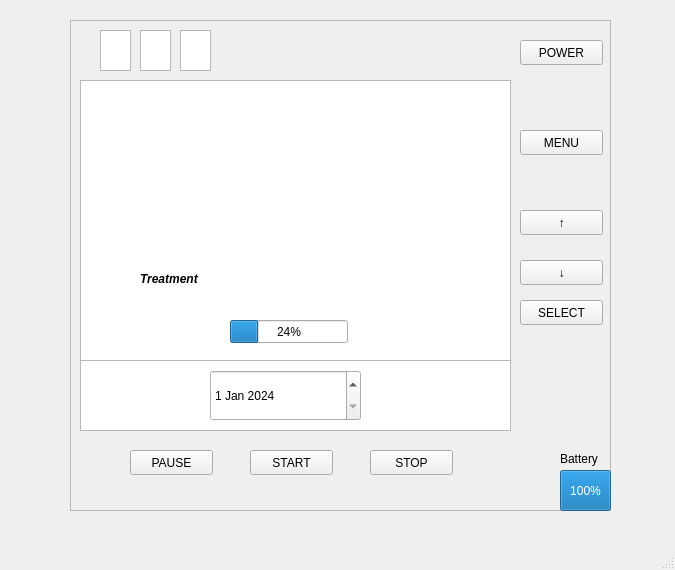
Above: FinalProject/mainwindow.ui from josh0xA/COMP3004-Final-Project before the change. Below: the same form after it.
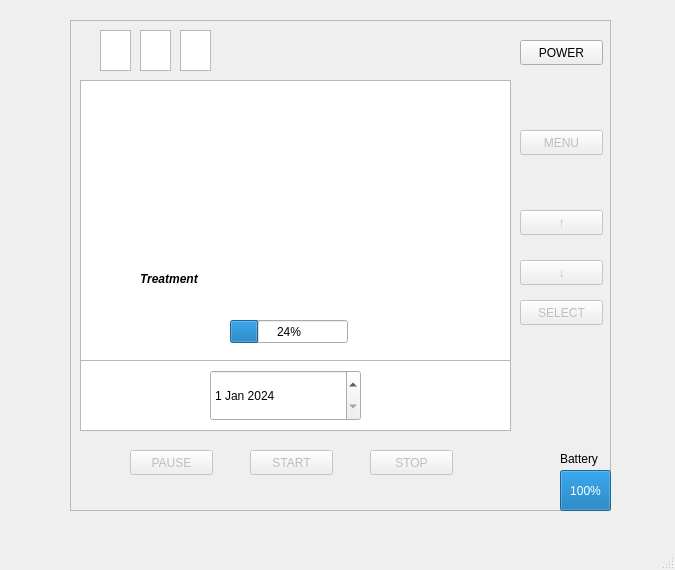
That is the form after the change. Custom widgets are drawn as their Qt base class.

Patch:
```diff
--- a/FinalProject/mainwindow.ui
+++ b/FinalProject/mainwindow.ui
@@ -40,6 +40,9 @@
      </property>
     </widget>
     <widget class="QPushButton" name="upButton">
+     <property name="enabled">
+      <bool>false</bool>
+     </property>
      <property name="geometry">
       <rect>
        <x>450</x>
@@ -53,6 +56,9 @@
      </property>
     </widget>
     <widget class="QPushButton" name="downButton">
+     <property name="enabled">
+      <bool>false</bool>
+     </property>
      <property name="geometry">
       <rect>
        <x>450</x>
@@ -67,7 +73,7 @@
     </widget>
     <widget class="QPushButton" name="startButton">
      <property name="enabled">
-      <bool>true</bool>
+      <bool>false</bool>
      </property>
      <property name="geometry">
       <rect>
@@ -83,7 +89,7 @@
     </widget>
     <widget class="QPushButton" name="pauseButton">
      <property name="enabled">
-      <bool>true</bool>
+      <bool>false</bool>
      </property>
      <property name="geometry">
       <rect>
@@ -99,7 +105,7 @@
     </widget>
     <widget class="QPushButton" name="stopButton">
      <property name="enabled">
-      <bool>true</bool>
+      <bool>false</bool>
      </property>
      <property name="geometry">
       <rect>
@@ -114,6 +120,9 @@
      </property>
     </widget>
     <widget class="QPushButton" name="menuButton">
+     <property name="enabled">
+      <bool>false</bool>
+     </property>
      <property name="geometry">
       <rect>
        <x>450</x>
@@ -209,6 +218,9 @@
      </property>
     </widget>
     <widget class="QPushButton" name="selectButton">
+     <property name="enabled">
+      <bool>false</bool>
+     </property>
      <property name="geometry">
       <rect>
        <x>450</x>
```
